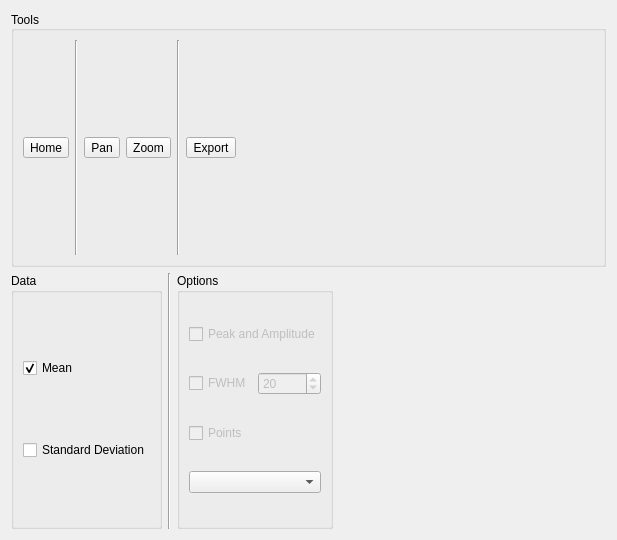
First picture: the form in src/ui/custom_plot.ui, repository pfechd/jabe, before the edit.
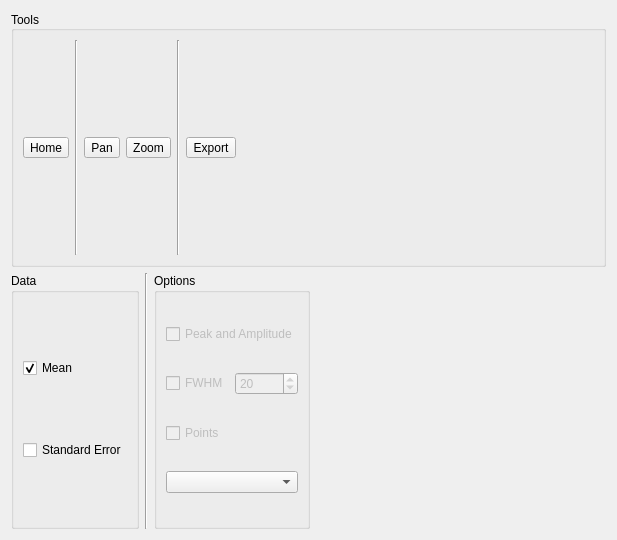
Second picture: the form after the edit.

Commit message: Calculate sem instead of std

```diff
--- a/src/ui/custom_plot.ui
+++ b/src/ui/custom_plot.ui
@@ -124,7 +124,7 @@
         <item>
          <widget class="QCheckBox" name="checkBox_std">
           <property name="text">
-           <string notr="true">Standard Deviation</string>
+           <string notr="true">Standard Error</string>
           </property>
           <property name="iconSize">
            <size>
```
Left out of the diff: 2 changed lines with no effect on the pictures. The commit also changes 1 other file.
